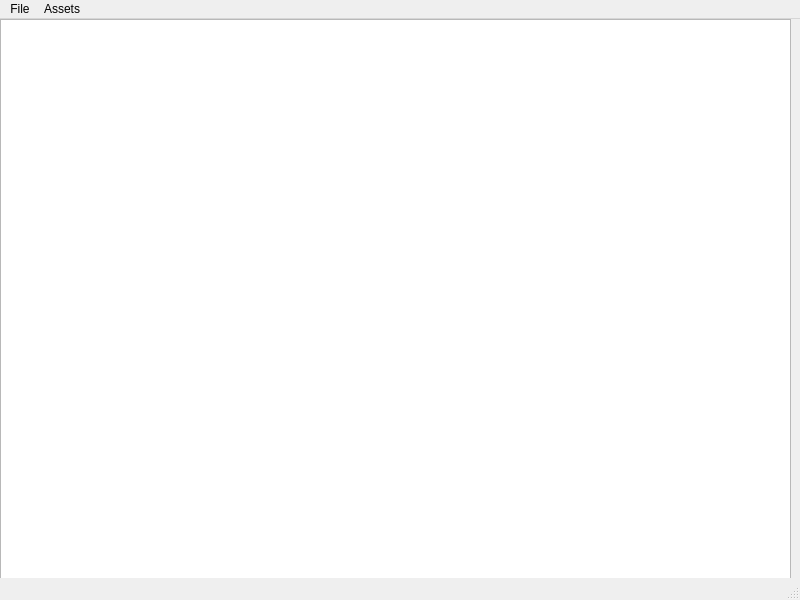
First picture: the form in mainwindow.ui, repository penguintutor/pyvlcb, before the edit.
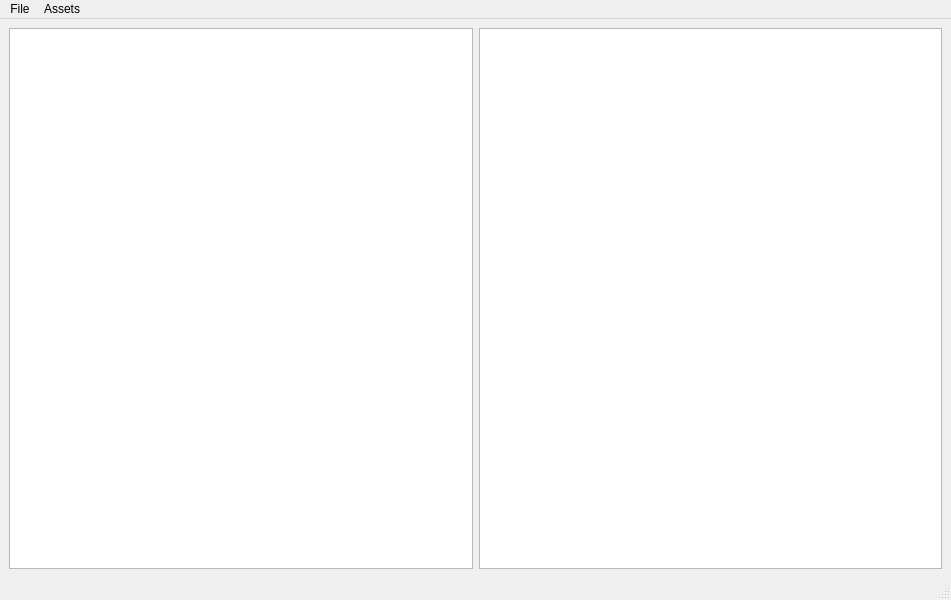
Second picture: the form after the edit.

Commit message: Update console window with details of packets

Patch:
```diff
--- a/mainwindow.ui
+++ b/mainwindow.ui
@@ -6,31 +6,41 @@
    <rect>
     <x>0</x>
     <y>0</y>
-    <width>800</width>
+    <width>951</width>
     <height>600</height>
    </rect>
   </property>
+  <property name="sizePolicy">
+   <sizepolicy hsizetype="MinimumExpanding" vsizetype="MinimumExpanding">
+    <horstretch>2</horstretch>
+    <verstretch>0</verstretch>
+   </sizepolicy>
+  </property>
+  <property name="minimumSize">
+   <size>
+    <width>800</width>
+    <height>600</height>
+   </size>
+  </property>
   <property name="windowTitle">
    <string>MainWindow</string>
   </property>
   <widget class="QWidget" name="centralwidget">
-   <widget class="QTextBrowser" name="textLog">
-    <property name="geometry">
-     <rect>
-      <x>0</x>
-      <y>0</y>
-      <width>791</width>
-      <height>561</height>
-     </rect>
-    </property>
-   </widget>
+   <layout class="QHBoxLayout" name="horizontalLayout">
+    <item>
+     <widget class="QTreeView" name="nodeTreeView"/>
+    </item>
+    <item>
+     <widget class="QGraphicsView" name="graphicsView"/>
+    </item>
+   </layout>
   </widget>
   <widget class="QMenuBar" name="menubar">
    <property name="geometry">
     <rect>
      <x>0</x>
      <y>0</y>
-     <width>800</width>
+     <width>951</width>
      <height>22</height>
     </rect>
    </property>
```
The commit also changes 4 other files.
